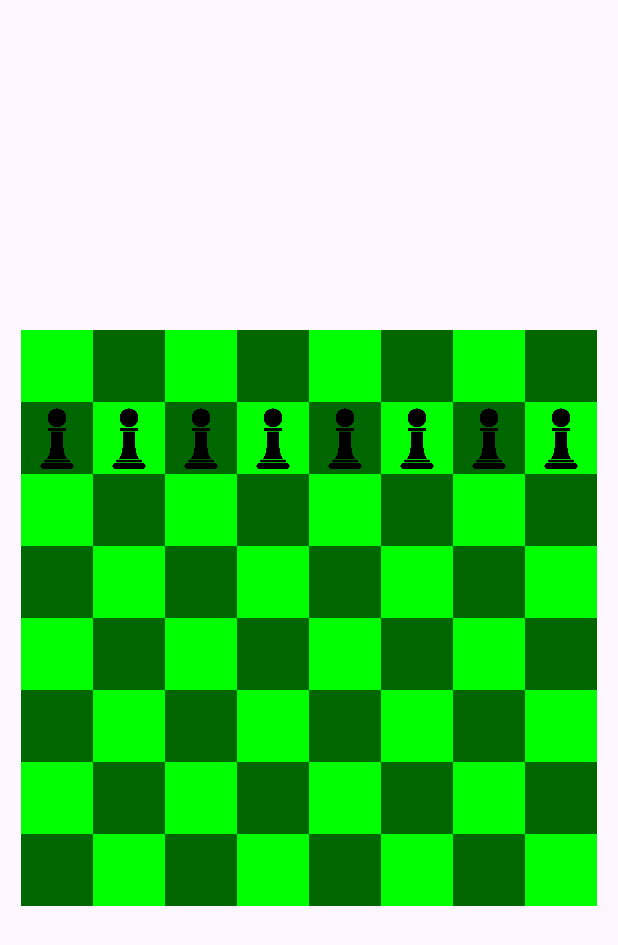
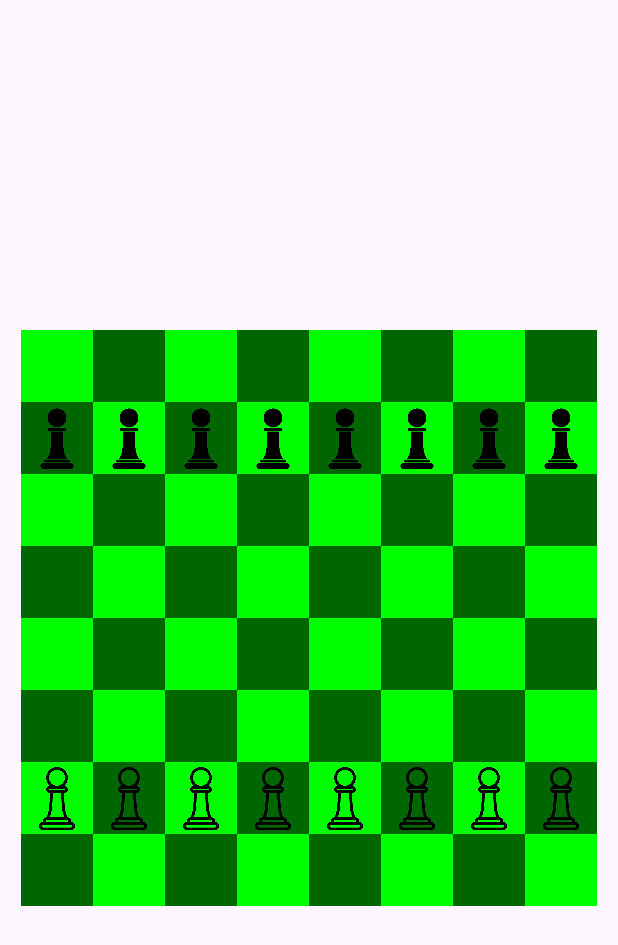
Before and after one commit to ikhsansdqq/chess-board-game-rpl, an Android app: the InGameActivity screen opened directly, with no data from a screen before it, on a phone screen of 412 x 824 dp. Shown: the top 945 px of the screen. Run offline under Robolectric (Android 15) with nearby library versions, the phone set to English and light mode, and no system bars.

Commit message:
Adding Pawn White
and possible implementation for showing valid move

```diff
--- a/app/src/main/java/com/chess/chess_board_game_rpl/GameBoard.java
+++ b/app/src/main/java/com/chess/chess_board_game_rpl/GameBoard.java
@@ -18,6 +18,12 @@ public class GameBoard {
                     squares[row][col].setOccupiedBy(pawn_black); // Corrected line
                     squares[row][col].setOccupied(true);
                 }
+
+                if (row == 6){
+                    Piece pawn_white = new Pawn("WHITE");
+                    squares[row][col].setOccupiedBy(pawn_white);
+                    squares[row][col].setOccupied(true);
+                }
                 // You might also place pieces here depending on your design
             }
         }
--- a/app/src/main/java/com/chess/chess_board_game_rpl/InGameActivity.java
+++ b/app/src/main/java/com/chess/chess_board_game_rpl/InGameActivity.java
@@ -59,21 +59,25 @@ public class InGameActivity extends AppCompatActivity {
         GameBoard gameBoard = new GameBoard(); // Ensure this is properly initialized
         GridLayout chessBoard = findViewById(R.id.chessBoard);
         String squareTag;
+
         for (int row = 0; row < 8; row++) {
             for (int col = 0; col < 8; col++) {
+
                 ImageView square = new ImageView(this);
-
                 Square gameSquare = GameBoard.getSquare(row, col);
                 squareTag = row + "," + col;
+
                 square.setTag(squareTag);
-
                 // Set the image based on the state of the square in the GameBoard
                 assert gameSquare != null;
                 if (gameSquare.isOccupied()) {
                     Piece piece = gameSquare.getOccupiedBy();
                         if (piece instanceof Pawn && Objects.equals(piece.getColor(), "BLACK")) {
                             square.setImageResource(R.drawable.pawn_black);
+                        }else if (piece instanceof Pawn && Objects.equals(piece.getColor(), "WHITE")) {
+                            square.setImageResource(R.drawable.pawn_white);
                         }
+
                 // Add similar conditions for other types of pieces
                 }
                 // Set the background color or image depending on the square's color
@@ -89,8 +93,8 @@ public class InGameActivity extends AppCompatActivity {
                     int clickedRow = Integer.parseInt(parts[0]);
                     int clickedCol = Integer.parseInt(parts[1]);
 
-                    Square clickedSquare = GameBoard.getSquare(clickedRow, clickedCol);
-
+                    Square clickedSquare = gameBoard.getSquare(clickedRow, clickedCol);
+                    Square changeSquare;
                     //Log.d("ChessDebug", "Clicked Square: Row = " + clickedRow + ", Col = " + clickedCol);
 
                     if (selectedSquareWrapper.square == null) {
@@ -102,12 +106,23 @@ public class InGameActivity extends AppCompatActivity {
                         if (clickedSquare.isOccupied() && clickedSquare.getOccupiedBy() instanceof Pawn) { // TODO Making it more maintainble by making it universal instead of each pawn
 
                             //Log.d("ChessDebug", "Pawn selected at: Row = " + clickedRow + ", Col = " + clickedCol);
+
                             selectedSquareWrapper.square = clickedSquare;
                             selectedSquareWrapper.view = (ImageView) v;
 
+                            // TODO make a limit
+
+                            /*
+                            if (Objects.equals(clickedSquare.getOccupiedBy().getColor(), "BLACK")){
+                                for(int count = selectedSquareWrapper.square.getYPosition() + 1 ; count <= selectedSquareWrapper.square.getYPosition() + 2 ; count++) {
+                                    changeSquare = gameBoard.getSquare(clickedRow,count);
+                                    selectedSquareWrapper.view.setBackgroundColor(getResources().getColor(R.color.black));
+                                }
+                            }
+                            */
+
                             //Log.d("ChessDebug", "Clicked Square: Row = " + clickedRow + ", Col = " + clickedCol);
 
-                            // TODO Show move limits for the Pieces
                         }
                     } else {
                         // Second click - Attempting to move the pawn
@@ -147,20 +162,25 @@ public class InGameActivity extends AppCompatActivity {
         // Log the move
         //Log.d("ChessDebug", "Moving piece from (" + fromSquare.getXPosition() + ", " + fromSquare.getYPosition() + ") to (" + toSquare.getXPosition() + ", " + toSquare.getYPosition() + ")");
         //Log.d("ChessDebug", "By " + fromSquare.getOccupiedBy() );
+        // Move the pawn on the board
+        Piece piece = fromSquare.getOccupiedBy();
 
-
-        // Move the pawn on the board
+        if (piece instanceof Pawn && Objects.equals(piece.getColor(), "BLACK")) {
             toSquare.setOccupiedBy(fromSquare.getOccupiedBy());
             toSquare.setOccupied(true);
             fromSquare.setOccupiedBy(null);
             fromSquare.setOccupied(false);
-
-        // Update the UI
             toView.setImageResource(R.drawable.pawn_black); // Or whichever pawn it is
             fromView.setImageDrawable(null); // Clear the image from the original square
 
-        // Any additional logic for updating game state
+        }else if (piece instanceof Pawn && Objects.equals(piece.getColor(), "WHITE")) {
+            toSquare.setOccupiedBy(fromSquare.getOccupiedBy());
+            toSquare.setOccupied(true);
+            fromSquare.setOccupiedBy(null);
+            fromSquare.setOccupied(false);
+            toView.setImageResource(R.drawable.pawn_white); // Or whichever pawn it is
+            fromView.setImageDrawable(null); // Clear the image from the original square
         }
-    //private void onSquareClicked(int row, int col){}
 
     }
+}
--- a/app/src/main/java/com/chess/chess_board_game_rpl/MainActivity.java
+++ b/app/src/main/java/com/chess/chess_board_game_rpl/MainActivity.java
@@ -32,6 +32,7 @@ public class MainActivity extends AppCompatActivity {
         Dialog dialog = new Dialog(MainActivity.this);
 
         playWithBot = findViewById(R.id.play_with_bot);
+
         /*
         playWithBot.setOnClickListener(v -> {
             AlertDialog.Builder builder = new AlertDialog.Builder(MainActivity.this);
```
Also changed, not shown: app/src/main/res/drawable/pawn_white.png (added). Lines whose indentation alone changed are shown as unchanged.
